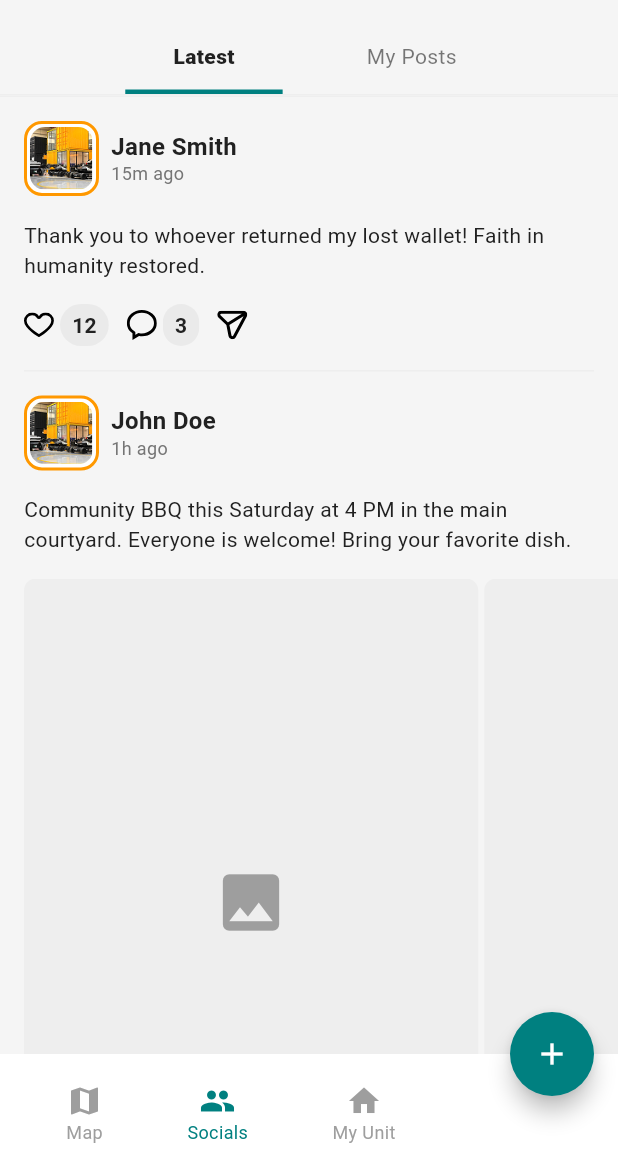
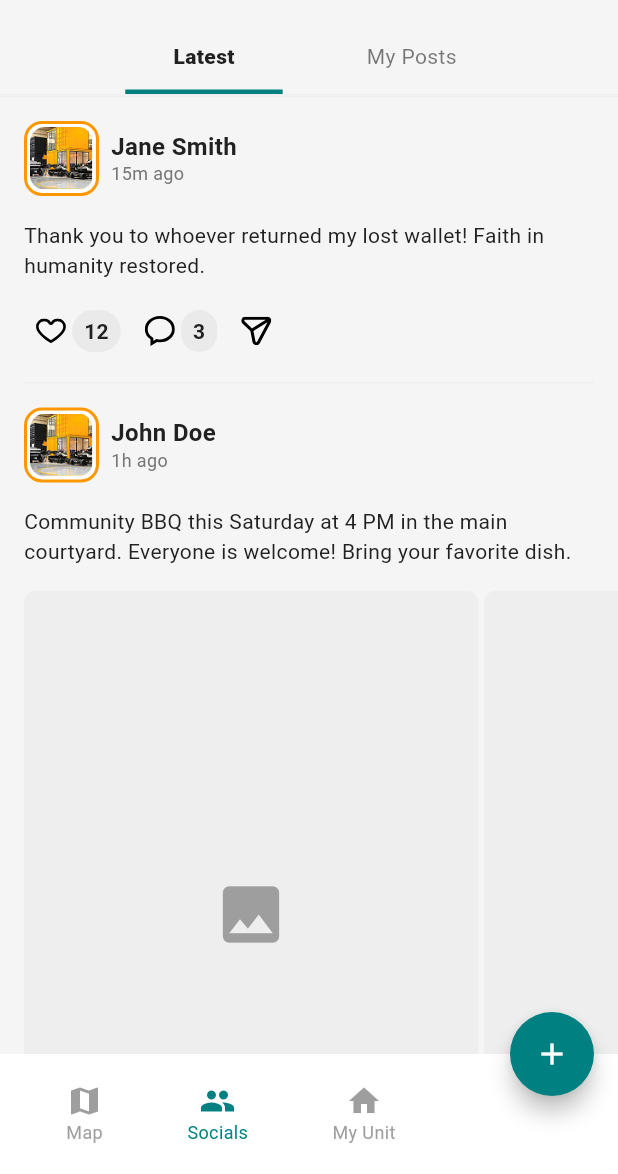
Before and after one commit to dev-ahmedalaishat/Microlink, a Flutter app: the SocialMainPage screen opened by its route, on a phone screen of 412 x 824 dp, the part 62-1236 px from its top. Run offline on Flutter 3.47's test engine with Material 3 defaults, Android fonts, the light colour scheme and no system bars; our stand-ins replace cached_network_image, flutter_bloc, flutter_svg, freezed_annotation, get_it, go_router and 1 more.

Commit message:
Enhance post buttons interactions

```diff
--- a/lib/features/social/presentation/widgets/post_card.dart
+++ b/lib/features/social/presentation/widgets/post_card.dart
@@ -29,10 +29,13 @@ class PostCard extends StatefulWidget {
   State<PostCard> createState() => _PostCardState();
 }
 
-class _PostCardState extends State<PostCard>
-    with SingleTickerProviderStateMixin {
+class _PostCardState extends State<PostCard> with TickerProviderStateMixin {
   late AnimationController _likeAnimationController;
+  late AnimationController _commentAnimationController;
+  late AnimationController _shareAnimationController;
   late Animation<double> _likeScaleAnimation;
+  late Animation<double> _commentScaleAnimation;
+  late Animation<double> _shareScaleAnimation;
 
   @override
   void initState() {
@@ -41,9 +44,30 @@ class _PostCardState extends State<PostCard>
       duration: const Duration(milliseconds: 200),
       vsync: this,
     );
+    _commentAnimationController = AnimationController(
+      duration: const Duration(milliseconds: 200),
+      vsync: this,
+    );
+    _shareAnimationController = AnimationController(
+      duration: const Duration(milliseconds: 200),
+      vsync: this,
+    );
+
     _likeScaleAnimation = Tween<double>(begin: 1.0, end: 1.2).animate(
       CurvedAnimation(
         parent: _likeAnimationController,
+        curve: Curves.easeInOut,
+      ),
+    );
+    _commentScaleAnimation = Tween<double>(begin: 1.0, end: 1.2).animate(
+      CurvedAnimation(
+        parent: _commentAnimationController,
+        curve: Curves.easeInOut,
+      ),
+    );
+    _shareScaleAnimation = Tween<double>(begin: 1.0, end: 1.2).animate(
+      CurvedAnimation(
+        parent: _shareAnimationController,
         curve: Curves.easeInOut,
       ),
     );
@@ -52,6 +76,8 @@ class _PostCardState extends State<PostCard>
   @override
   void dispose() {
     _likeAnimationController.dispose();
+    _commentAnimationController.dispose();
+    _shareAnimationController.dispose();
     super.dispose();
   }
 
@@ -60,6 +86,20 @@ class _PostCardState extends State<PostCard>
       _likeAnimationController.reverse();
     });
     widget.onLikeTap?.call();
+  }
+
+  void _handleCommentTap(BuildContext context) {
+    _commentAnimationController.forward().then((_) {
+      _commentAnimationController.reverse();
+    });
+    _showCommentsBottomSheet(context);
+  }
+
+  void _handleShareTap() {
+    _shareAnimationController.forward().then((_) {
+      _shareAnimationController.reverse();
+    });
+    widget.onShareTap?.call();
   }
 
   @override
@@ -158,25 +198,26 @@ class _PostCardState extends State<PostCard>
                 _handleLikeTap,
               ),
             ),
-            SpacerH.xs,
             _buildCountBadge(context, widget.post.likesCount),
           ],
         ),
-        SpacerH.m,
+        SpacerH.xs,
         Row(
           children: [
-            _buildIconButton(
+            ScaleTransition(
+              scale: _commentScaleAnimation,
+              child: _buildIconButton(
                 'assets/icons/ic_comment.svg',
-              () => _showCommentsBottomSheet(context),
+                () => _handleCommentTap(context),
               ),
-            SpacerH.xs,
+            ),
             _buildCountBadge(context, widget.post.commentsCount),
           ],
         ),
-        SpacerH.m,
-        _buildIconButton(
-          'assets/icons/ic_share.svg',
-          () => widget.onShareTap?.call(),
+        SpacerH.xs,
+        ScaleTransition(
+          scale: _shareScaleAnimation,
+          child: _buildIconButton('assets/icons/ic_share.svg', _handleShareTap),
         ),
       ],
     );
@@ -185,27 +226,34 @@ class _PostCardState extends State<PostCard>
   Widget _buildIconButton(String iconPath, VoidCallback? onTap) {
     return InkWell(
       onTap: onTap,
-      borderRadius: BorderRadius.circular(AppSpacing.radiusMedium),
+      borderRadius: BorderRadius.circular(AppSpacing.radiusCircular),
       child: SvgPicture.asset(
         iconPath,
         width: AppConstants.iconM,
         height: AppConstants.iconM,
         matchTextDirection: false,
-      ),
+      ).paddingAll(AppSpacing.sm),
     );
   }
 
   Widget _buildCountBadge(BuildContext context, int count) {
-    return Text(
+    return Transform.translate(
+      offset: const Offset(-4, 0),
+      child:
+          Text(
                 '$count',
                 style: Theme.of(
                   context,
                 ).textTheme.bodyMedium?.copyWith(fontWeight: FontWeight.bold),
               )
               .sized(height: AppConstants.iconM)
-        .paddingSymmetric(horizontal: AppSpacing.sm, vertical: AppSpacing.xs)
+              .paddingSymmetric(
+                horizontal: AppSpacing.sm,
+                vertical: AppSpacing.xs,
+              )
               .background(Theme.of(context).colorScheme.onSurface.withAlpha(13))
-        .radiusXL();
+              .radiusXL(),
+    );
   }
 
   void _showCommentsBottomSheet(BuildContext context) {
```
Lines whose indentation alone changed are shown as unchanged.
